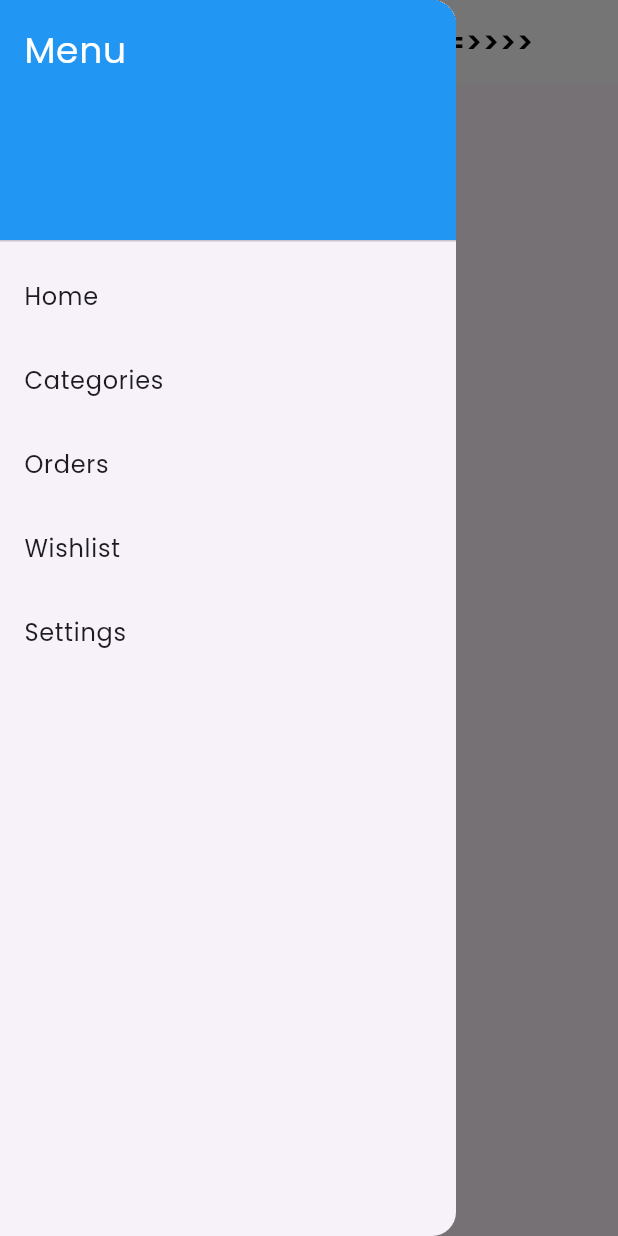
After one commit to muhammadsohail07/Flutter-Learn, a Flutter app: the MyDrawer screen opened directly, with the side drawer open, on a phone screen of 412 x 824 dp. The commit adds this screen. Run offline on Flutter 3.47's test engine with Material 3 defaults, Android fonts, the phone set to English and light mode, and no system bars; our stand-ins replace audioplayers, cached_network_image, google_fonts.

Commit message:
update drawer

```diff
--- a/lib/Tasks/Widgets/drawer.dart
+++ b/lib/Tasks/Widgets/drawer.dart
@@ -1,15 +1,14 @@
 import 'package:flutter/material.dart';
-class drawer extends StatelessWidget {
-  const drawer({super.key});
+import 'package:flutter_series/Tasks/Widgets/drawerWidget.dart';
+class MyDrawer extends StatelessWidget {
+  const MyDrawer({super.key});
 
   @override
   Widget build(BuildContext context) {
     return Scaffold(
-     drawer: Drawer( //endDrawer
-      ),
-      appBar: AppBar(
-        title: Text('Click End Drawer Icon =>>>>'),
-      ),
+      appBar: AppBar(title: const Text('Click End Drawer Icon =>>>>')),
+      drawer:  MyDrawerWidget(),
+      body: const Center(child: Text('Home Screen')),
     );
   }
 }
--- /dev/null
+++ b/lib/Tasks/Widgets/drawerWidget.dart
@@ -0,0 +1,28 @@
+import 'package:flutter/material.dart';
+
+class MyDrawerWidget extends StatelessWidget {
+  const MyDrawerWidget({super.key});
+
+  @override
+  Widget build(BuildContext context) {
+    return Drawer(   // <-- Scaffold nahi, seedha Drawer return karo
+      child: ListView(
+        padding: EdgeInsets.zero,
+        children: <Widget>[
+          const DrawerHeader(
+            decoration: BoxDecoration(color: Colors.blue),
+            child: Text(
+              'Menu',
+              style: TextStyle(color: Colors.white, fontSize: 24),
+            ),
+          ),
+          ListTile(title: const Text('Home'), onTap: () {}),
+          ListTile(title: const Text('Categories'), onTap: () {}),
+          ListTile(title: const Text('Orders'), onTap: () {}),
+          ListTile(title: const Text('Wishlist'), onTap: () {}),
+          ListTile(title: const Text('Settings'), onTap: () {}),
+        ],
+      ),
+    );
+  }
+}
--- a/lib/task_list.dart
+++ b/lib/task_list.dart
@@ -39,5 +39,5 @@ final List<TaskItem> tasks = [
 
   TaskItem(title: "Quote App", page: Quoteapp()),
   TaskItem(title: "Audio App", page: AudioApp()),
-  TaskItem(title: "Drawer", page: drawer())
+  TaskItem(title: "Drawer", page: MyDrawer())
 ];
```
